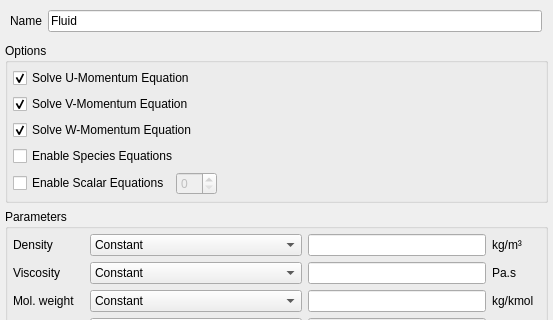
truongd8593/mfix, file gui/uifiles/fluid.ui: the form before one commit; both pictures show x 0 to 553 and y 0 to 320 of the 553 by 957 pixel window.
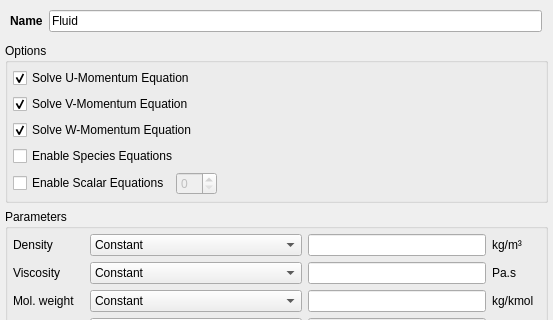
The form after the commit. Custom widgets are drawn as their Qt base class.

Commit message: boldface some labels

The edit to the form file:
```diff
--- a/gui/uifiles/fluid.ui
+++ b/gui/uifiles/fluid.ui
@@ -376,6 +376,12 @@
        <layout class="QHBoxLayout" name="horizontalLayout_3">
         <item>
          <widget class="QLabel" name="label_27">
+          <property name="font">
+           <font>
+            <weight>75</weight>
+            <bold>true</bold>
+           </font>
+          </property>
           <property name="text">
            <string>Name</string>
           </property>
```
The commit also changes 1 other file.
